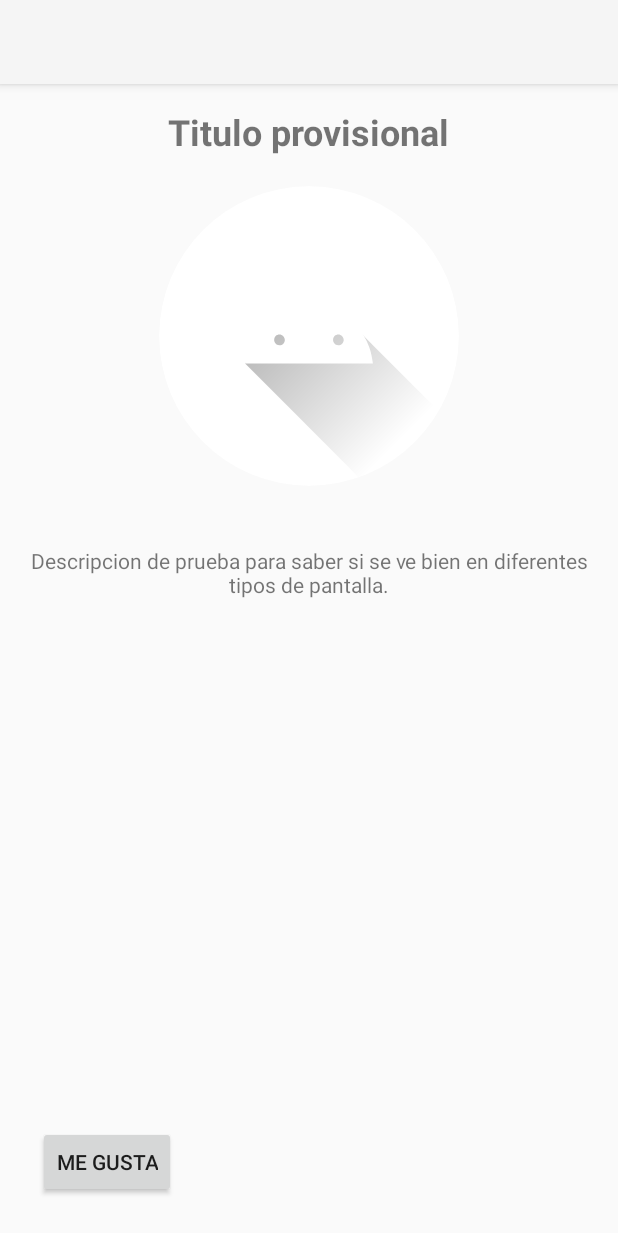
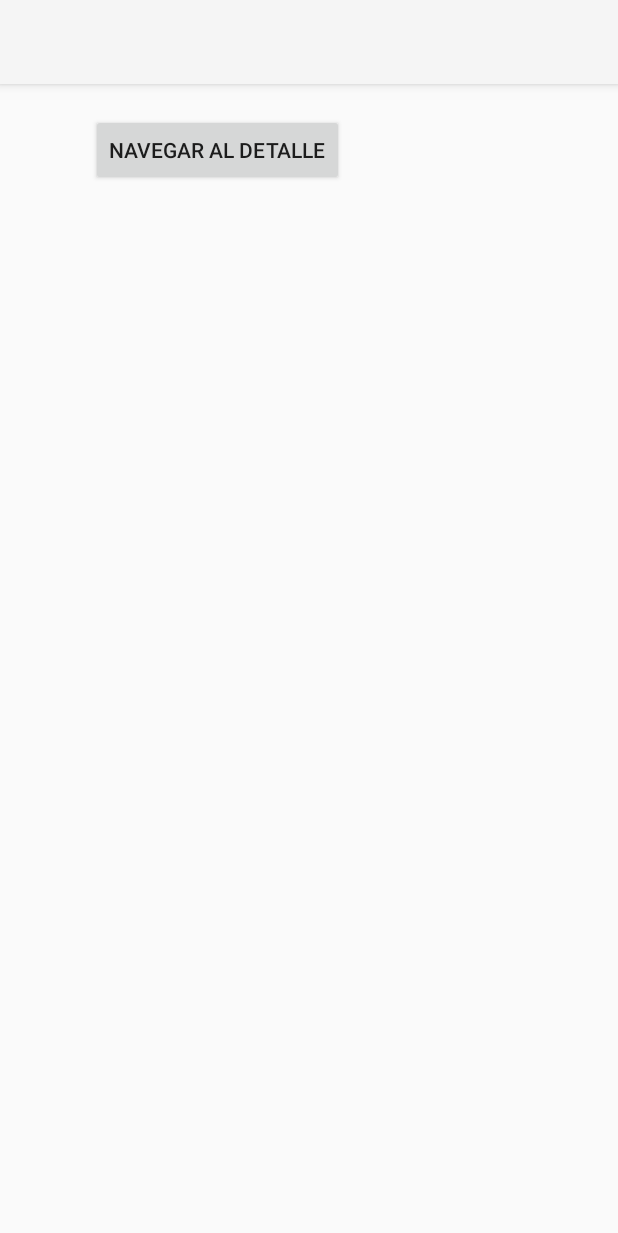
Before and after one commit to AdrianRocaS/DI, an Android app: the screen it shows after launch (CatalogActivity), on a phone screen of 412 x 824 dp. Shown: the top 1233 px of the screen. Run offline under Robolectric (Android 15) with nearby library versions, the phone set to English and light mode, and no system bars.

Commit message:
Ejercicio 04

```diff
--- a/sprint3android/app/src/main/AndroidManifest.xml
+++ b/sprint3android/app/src/main/AndroidManifest.xml
@@ -21,7 +21,6 @@
         </activity>
 
         <activity android:name=".DetailActivity" />
-        <activity android:name=".MainActivity" />
 
     </application>
 
--- a/sprint3android/app/src/main/java/com/example/mycatalog/CatalogActivity.java
+++ b/sprint3android/app/src/main/java/com/example/mycatalog/CatalogActivity.java
@@ -6,7 +6,11 @@ import android.view.View;
 import android.widget.Button;
 
 
+import androidx.activity.EdgeToEdge;
 import androidx.appcompat.app.AppCompatActivity;
+import androidx.core.graphics.Insets;
+import androidx.core.view.ViewCompat;
+import androidx.core.view.WindowInsetsCompat;
 
 public class CatalogActivity extends AppCompatActivity {
 
@@ -14,17 +18,5 @@ public class CatalogActivity extends AppCompatActivity {
     protected void onCreate(Bundle savedInstanceState) {
         super.onCreate(savedInstanceState);
         setContentView(R.layout.activity_catalog);
-
-
-
-        Button boton02 = findViewById(R.id.button);
-        boton02.setOnClickListener(new View.OnClickListener() {
-            @Override
-            public void onClick(View v) {
-
-                Intent intent = new Intent(CatalogActivity.this, DetailActivity.class);
-            startActivity(intent);
-            }
-        });
     }
 }
--- a/sprint3android/app/src/main/res/layout/activity_catalog.xml
+++ b/sprint3android/app/src/main/res/layout/activity_catalog.xml
@@ -1,59 +1,20 @@
 <?xml version="1.0" encoding="utf-8"?>
-<androidx.constraintlayout.widget.ConstraintLayout
-    xmlns:android="http://schemas.android.com/apk/res/android"
+<androidx.constraintlayout.widget.ConstraintLayout xmlns:android="http://schemas.android.com/apk/res/android"
+    xmlns:app="http://schemas.android.com/apk/res-auto"
     xmlns:tools="http://schemas.android.com/tools"
-    xmlns:app="http://schemas.android.com/apk/res-auto"
-    android:id="@+id/main"
     android:layout_width="match_parent"
     android:layout_height="match_parent"
     tools:context=".CatalogActivity">
 
-  <TextView
-      android:id="@+id/textTitle"
+  <Button
+      android:id="@+id/navigate_button"
       android:layout_width="wrap_content"
       android:layout_height="wrap_content"
-      android:text="Titulo provisional"
-      android:textSize="24sp"
-      android:textStyle="bold"
+      android:text="Navegar al detalle"
       app:layout_constraintTop_toTopOf="parent"
+      app:layout_constraintHorizontal_bias="0.25"
       app:layout_constraintStart_toStartOf="parent"
       app:layout_constraintEnd_toEndOf="parent"
-      android:layout_marginTop="15dp"/>
+      android:layout_marginTop="20dp" />
 
-  <ImageView
-      android:id="@+id/imageView"
-      android:layout_width="200dp"
-      android:layout_height="200dp"
-      android:layout_marginTop="20dp"
-      android:src="@drawable/ic_launcher_foreground"
-      android:scaleType="centerCrop"
-      app:layout_constraintTop_toBottomOf="@id/textTitle"
-      app:layout_constraintStart_toStartOf="parent"
-      app:layout_constraintEnd_toEndOf="parent"
-      android:background="@drawable/circle_mask"
-      android:clipToOutline="true"/>
-
-  <TextView
-      android:id="@+id/textDescription"
-      android:layout_width="0dp"
-      android:layout_height="wrap_content"
-      android:layout_marginTop="40dp"
-      android:layout_marginStart="10dp"
-      android:layout_marginEnd="10dp"
-      android:text="Descripcion de prueba para saber si se ve bien en diferentes tipos de pantalla."
-      android:textAlignment="center"
-      app:layout_constraintTop_toBottomOf="@id/imageView"
-      app:layout_constraintStart_toStartOf="parent"
-      app:layout_constraintEnd_toEndOf="parent"/>
-
-  <Button
-      android:id="@+id/button"
-      android:layout_width="wrap_content"
-      android:layout_height="wrap_content"
-      app:layout_constraintBottom_toBottomOf="parent"
-      app:layout_constraintStart_toStartOf="parent"
-      android:layout_marginStart="25dp"
-      android:layout_marginBottom="25dp"
-      android:text= "me gusta"/>
-
-  </androidx.constraintlayout.widget.ConstraintLayout>
+</androidx.constraintlayout.widget.ConstraintLayout>
```
Also changed, not shown: sprint3android/app/src/main/java/com/example/mycatalog/MainActivity.java (deleted, +0 -24 lines), sprint3android/app/src/main/res/layout-land/activity_detail.xml (added, +63 -0 lines), sprint3android/app/src/main/res/layout/activity_detail.xml (+52 -3 lines), sprint3android/app/src/main/res/layout/activity_main.xml (deleted, +0 -19 lines), 2 other files.
